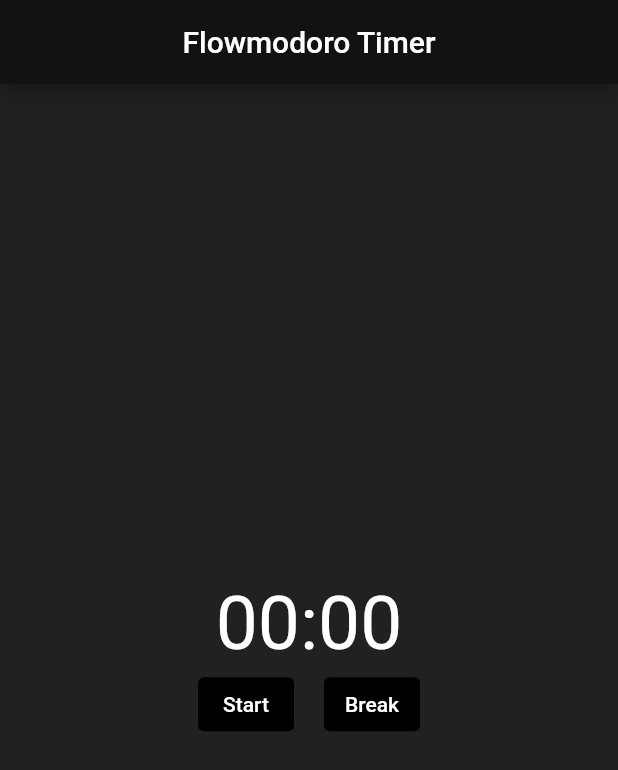
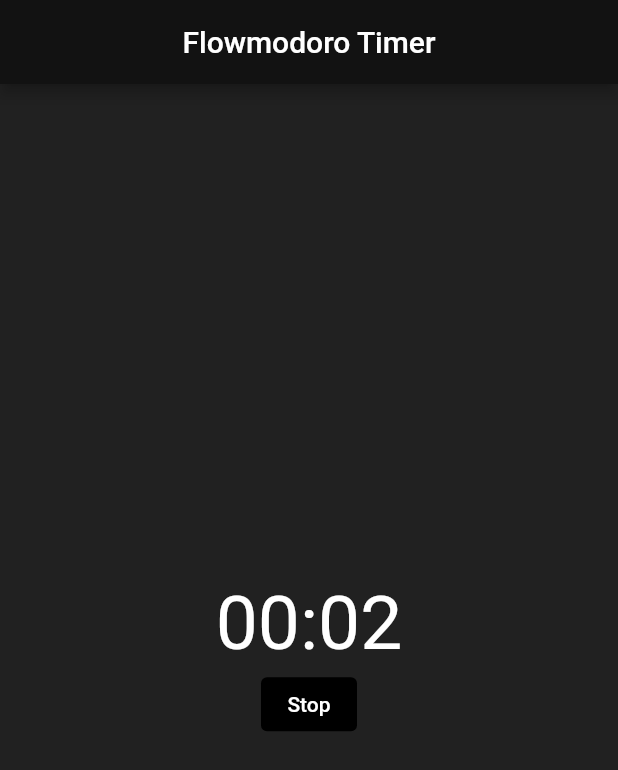
Before and after one commit to SzymanskiFilip/flowmodoro-flutter, a Flutter app: the screen it shows after launch, after a tap on "Start", on a phone screen of 412 x 824 dp. Shown: the top 770 px of the screen. Run offline on Flutter 3.47's test engine with Material 2 defaults, Android fonts, the phone set to English and light mode, and no system bars.

Commit message:
fixed ternary button text change based on timer status

```diff
--- a/lib/widgets/ButtonWidget.dart
+++ b/lib/widgets/ButtonWidget.dart
@@ -1,19 +1,33 @@
 import "package:flutter/material.dart";
 import "../themes/themes.dart";
 
-class ButtonWidget extends StatelessWidget {
-  final String text;
-  final VoidCallback onClick;
+class ButtonWidget extends StatefulWidget {
+  String text = "Start";
+  VoidCallback onClick;
+  bool running;
 
-  ButtonWidget({required this.text, required this.onClick});
+  ButtonWidget(
+      {required this.text, required this.onClick, required this.running});
+
+  @override
+  State<ButtonWidget> createState() => _ButtonWidgetState();
+}
+
+class _ButtonWidgetState extends State<ButtonWidget> {
+  void func() {
+    widget.onClick();
+    setState(() {
+      widget.text = "Start";
+    });
+  }
 
   @override
   Widget build(BuildContext context) {
     return Container(
       margin: EdgeInsets.fromLTRB(10.0, 0, 10.0, 0),
       child: TextButton(
-        child: Text(text),
-        onPressed: onClick,
+        child: Text(widget.text),
+        onPressed: func,
         style: Themes.buttonStyle,
       ),
     );
--- a/lib/widgets/TimerWidget.dart
+++ b/lib/widgets/TimerWidget.dart
@@ -16,7 +16,6 @@ class _TimerWidgetState extends State<TimerWidget> {
   Timer? timer;
   bool running = false;
 
-
   @override
   void initState() {
     startTimer();
@@ -29,7 +28,7 @@ class _TimerWidgetState extends State<TimerWidget> {
   }
 
   void updateTime() {
-    if(running){
+    if (running) {
       final second = 1;
 
       setState(() {
@@ -39,8 +38,13 @@ class _TimerWidgetState extends State<TimerWidget> {
     }
   }
 
-  void startButton(){
-
+  void startButton() {
+    print("clicked");
+    if (running) {
+      running = false;
+    } else {
+      running = true;
+    }
   }
 
   @override
@@ -60,10 +64,10 @@ class _TimerWidgetState extends State<TimerWidget> {
             mainAxisAlignment: MainAxisAlignment.center,
             children: [
               ButtonWidget(
-                text: !running ? "Start" : "Stop",
-                onClick: () => {print("hello")},
+                text: running ? "Stop" : "Start",
+                onClick: startButton,
+                running: running,
               ),
-              ButtonWidget(text: "Break", onClick: () => {print("hello")})
             ],
           )
         ],
```
